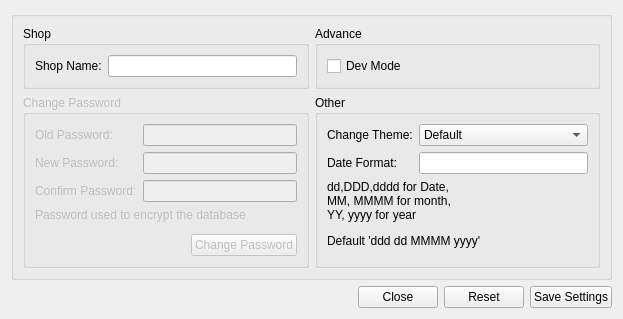
Before: the Qt Designer form src/settings.ui in krivahtoo/stockmanager, drawn with Qt 5.
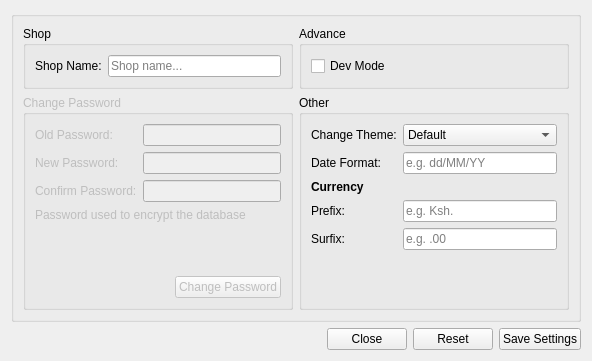
After: the same form once the commit is applied. Icons and pictures are not drawn.

Patch:
```diff
--- a/src/settings.ui
+++ b/src/settings.ui
@@ -6,8 +6,8 @@
    <rect>
     <x>0</x>
     <y>0</y>
-    <width>623</width>
-    <height>309</height>
+    <width>592</width>
+    <height>361</height>
    </rect>
   </property>
   <property name="windowTitle">
@@ -41,6 +41,9 @@
              <height>16777215</height>
             </size>
            </property>
+           <property name="placeholderText">
+            <string>Shop name...</string>
+           </property>
           </widget>
          </item>
         </layout>
@@ -197,6 +200,12 @@
          </item>
          <item row="0" column="1">
           <widget class="QComboBox" name="cmbTheme">
+           <property name="currentIndex">
+            <number>0</number>
+           </property>
+           <property name="placeholderText">
+            <string>Select Theme..</string>
+           </property>
            <item>
             <property name="text">
              <string>Default</string>
@@ -212,12 +221,51 @@
           </widget>
          </item>
          <item row="1" column="1">
-          <widget class="QLineEdit" name="txtDate_Format"/>
+          <widget class="QLineEdit" name="txtDate_Format">
+           <property name="placeholderText">
+            <string>e.g. dd/MM/YY</string>
+           </property>
+          </widget>
+         </item>
+         <item row="3" column="0">
+          <widget class="QLabel" name="label_9">
+           <property name="text">
+            <string>Prefix:</string>
+           </property>
+          </widget>
+         </item>
+         <item row="3" column="1">
+          <widget class="QLineEdit" name="txtPrefix">
+           <property name="placeholderText">
+            <string>e.g. Ksh.</string>
+           </property>
+          </widget>
+         </item>
+         <item row="4" column="0">
+          <widget class="QLabel" name="label_10">
+           <property name="text">
+            <string>Surfix:</string>
+           </property>
+          </widget>
+         </item>
+         <item row="4" column="1">
+          <widget class="QLineEdit" name="txtSurfix">
+           <property name="placeholderText">
+            <string>e.g. .00</string>
+           </property>
+          </widget>
          </item>
          <item row="2" column="0" colspan="2">
           <widget class="QLabel" name="label_7">
+           <property name="font">
+            <font>
+             <weight>75</weight>
+             <bold>true</bold>
+             <underline>false</underline>
+            </font>
+           </property>
            <property name="text">
-            <string>&lt;html&gt;&lt;head/&gt;&lt;body&gt;&lt;p&gt;dd,DDD,dddd &lt;span style=&quot; font-style:normal;&quot;&gt;for Date,&lt;/span&gt;&lt;br/&gt;MM, MMMM &lt;span style=&quot; font-style:normal;&quot;&gt;for month,&lt;/span&gt;&lt;br/&gt;YY, yyyy &lt;span style=&quot; font-style:normal;&quot;&gt;for year&lt;/span&gt;&lt;/p&gt;&lt;p&gt;&lt;span style=&quot; font-style:normal;&quot;&gt;Default &lt;/span&gt;'ddd dd MMMM yyyy'&lt;/p&gt;&lt;/body&gt;&lt;/html&gt;</string>
+            <string>Currency</string>
            </property>
           </widget>
          </item>
```
